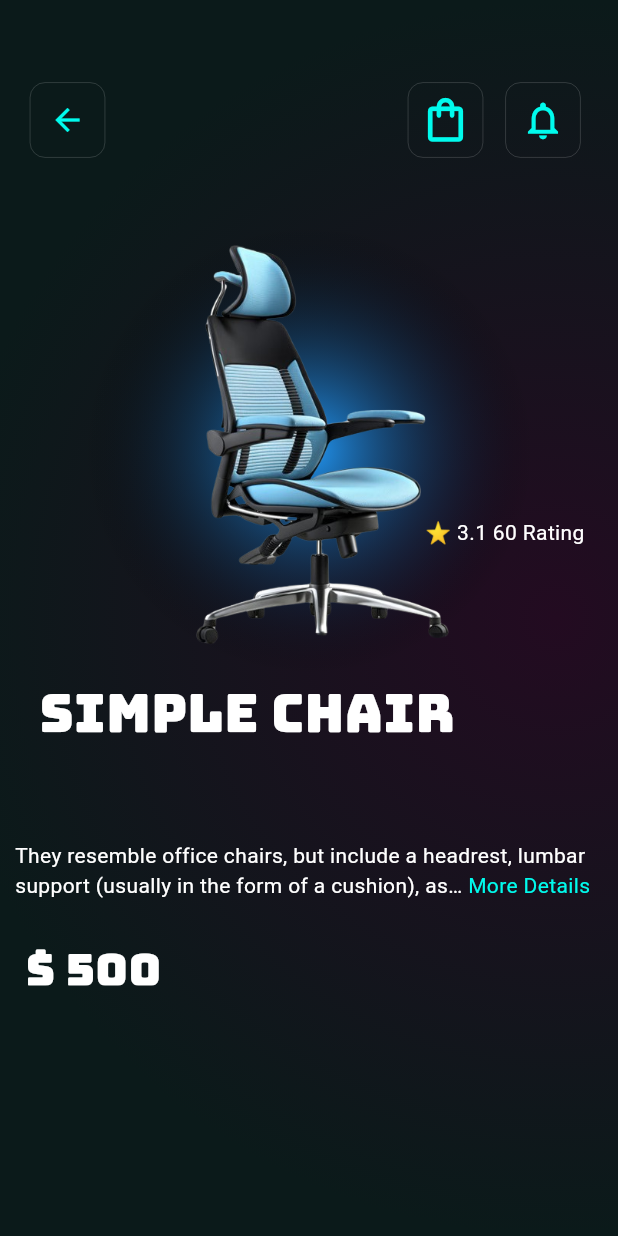
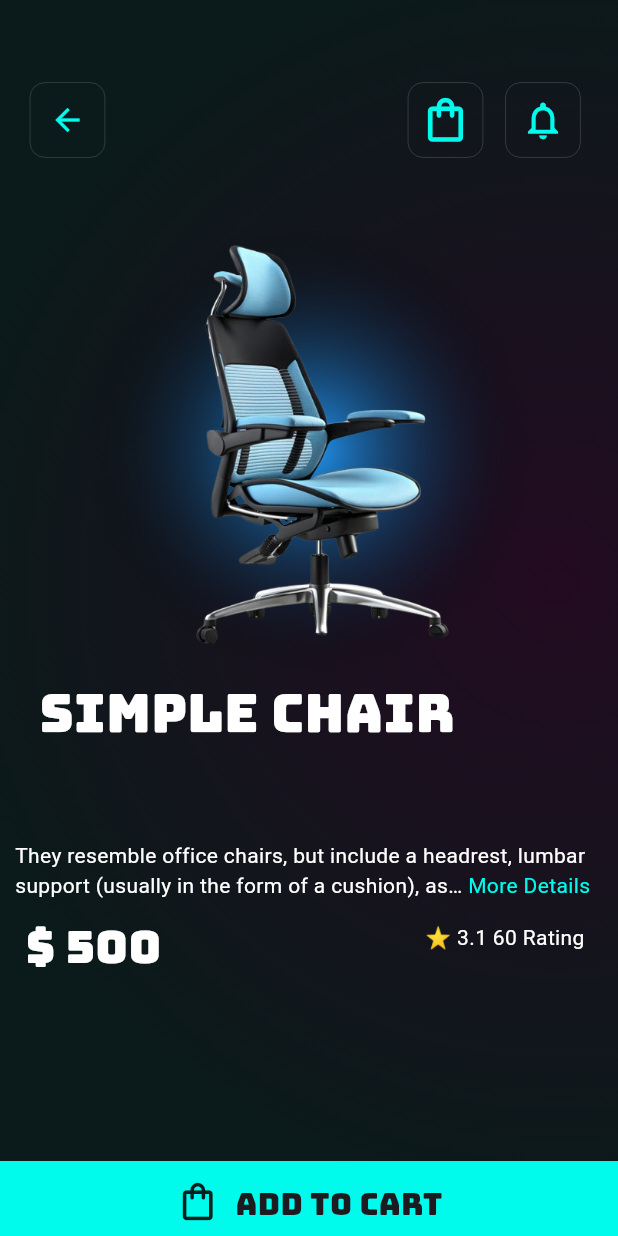
Before and after one commit to Prafulpatnecha/ecommerce_application, a Flutter app: the screen it shows after launch, after a tap on "Simple Chair", on a phone screen of 412 x 824 dp. Run offline on Flutter 3.47's test engine with Material 3 defaults, Android fonts, the phone set to English and light mode, and no system bars; drawn by our look-alikes of readmore; our stand-ins replace google_fonts.

Commit message:
18-04-24

```diff
--- a/lib/controller/controllerallfiles.dart
+++ b/lib/controller/controllerallfiles.dart
@@ -1,4 +1,5 @@
 import 'package:flutter/material.dart';
+import '../add_to_cart/cartdetails.dart';
 import '../display_screen/display_products.dart';
 import '../homepage/components/class_homepage/class_homepage_ui.dart';
 
@@ -10,11 +11,11 @@ class Ecommerce extends StatelessWidget {
     return MaterialApp(
       debugShowCheckedModeBanner: false,
       title: 'Akhilsir',
-      initialRoute: '/',
+      initialRoute: "/",
       routes: {
-        // '/':(context)=>
-        '/': (context) => HomePage(),
-        '/home':(context) => DisplayProductsLine(),
+        "/": (context) => HomePage(),
+        "/home":(context) => DisplayProductsLine(),
+        "/cartdetails":(context)=> CartPage(),
       },
     );
   }
--- a/lib/display_screen/display_products.dart
+++ b/lib/display_screen/display_products.dart
@@ -1,9 +1,16 @@
+import 'package:ecommerce_application/homepage/components/class_homepage/class_homepage_ui.dart';
 import 'package:ecommerce_application/homepage/components/class_homepage/rosandcoluman.dart';
+import 'package:ecommerce_application/homepage/components/listdatafind.dart';
 import 'package:ecommerce_application/homepage/util/colors.dart';
+import 'package:flutter/cupertino.dart';
+
+// import 'package:flutter/cupertino.dart';
 // import 'package:flutter/cupertino.dart';
 import 'package:flutter/material.dart';
+// import 'package:flutter/widgets.dart';
 
 import 'home/Components/container_display_products.dart';
+import 'home/Components/rowusing_display.dart';
 
 class DisplayProductsLine extends StatefulWidget {
   const DisplayProductsLine({super.key});
@@ -15,25 +22,47 @@ class DisplayProductsLine extends StatefulWidget {
 class _DisplayProductsLineState extends State<DisplayProductsLine> {
   @override
   Widget build(BuildContext context) {
-    return const MaterialApp(
-        debugShowCheckedModeBanner: false, home: ProductDisplayingData());
-  }
-}
-
-class ProductDisplayingData extends StatefulWidget {
-  const ProductDisplayingData({super.key});
-
-  @override
-  State<ProductDisplayingData> createState() => _ProductDisplayingDataState();
-}
-
-class _ProductDisplayingDataState extends State<ProductDisplayingData> {
-  @override
-  Widget build(BuildContext context) {
     double height1 = MediaQuery.of(context).size.height;
     double width1 = MediaQuery.of(context).size.width;
     return SafeArea(
       child: Scaffold(
+        bottomNavigationBar: GestureDetector(
+          onTap: () {
+            setState(() {
+              // (pagesbool==true)?productList[selectindex]['cartbool']==true:productList1[selectindex]['cartbool']==true
+              if (pagesbool == true) {
+                if (productList[selectindex]['cartbool'] == false) {
+                  cart.add(productList[selectindex]);
+                  productList[selectindex]['cartbool'] = true;
+                }
+              } else {
+                if (productList1[selectindex]['cartbool'] == false) {
+                  cart.add(productList1[selectindex]);
+                  productList1[selectindex]['cartbool'] = true;
+                }
+              }
+            });
+            if (pagesbool == true) {
+              if (productList[selectindex]['cartbool'] == false) {
+                cart.add(productList[selectindex]);
+                productList[selectindex]['cartbool'] = true;
+                print('Yes Done');
+              }
+            } else {
+              if (productList1[selectindex]['cartbool'] == false) {
+                cart.add(productList1[selectindex]);
+                productList1[selectindex]['cartbool'] = true;
+                print('Yes Done');
+              }
+            }
+          },
+          child: BottomAppBar(
+            //todo<<<<<<<<<<<<<<<<<<<<<<<<<<<<<<<<<[Navigationbar]<<<<<<<<<<<<<<<<<<<<<<<<<<<<<<<<<<<
+            color: menuColor,
+            height: 50,
+            child: bottomNavigationcart(),
+          ),
+        ),
         backgroundColor: backColor,
         body: Container(
           // height: height,
@@ -46,28 +75,51 @@ class _ProductDisplayingDataState extends State<ProductDisplayingData> {
               ],
               radius: 1,
               center: const Alignment(0.8, 0),
-          ),),
+            ),
+          ),
           child: Container(
             height: height1,
             width: width1,
             margin: const EdgeInsets.all(10),
             // color: Colors.orange,
-            child: SingleChildScrollView(
             child: Column(
               children: [
+                // GestureDetector(
+                //   onTap: () {
+                //     Navigator.of(context).pop('/');
+                //   },
+                //   child: Container(
+                //     color: Colors.orange,
+                //     height: 90,
+                //     width: 100,
+                //     child: const Icon(Icons.construction),
+                //   ),
+                // ),
                 rowBar(
                   firstbool: true,
                   iconselect: GestureDetector(
                     onTap: () {
-                           setState(() {
                         Navigator.of(context).pop();
-                           });
                     },
-                        child:Icon(
+                    child: Icon(
                       Icons.arrow_back_sharp,
                       color: menuColor,
                     ),
-                    ),),
+                  ),
+                  iconselect1: GestureDetector(
+                    onTap: () {
+                      // setState(() {
+                      //
+                      Navigator.of(context).pushNamed('/cartdetails');
+                      // });
+                    },
+                    child: Icon(
+                      Icons.shopping_bag_outlined,
+                      size: 35,
+                      color: menuColor,
+                    ),
+                  ),
+                ),
                 containerDisplayImageFull(),
                 containerDisplayTextFull(),
               ],
@@ -75,14 +127,27 @@ class _ProductDisplayingDataState extends State<ProductDisplayingData> {
           ),
         ),
       ),
-      ),
     );
   }
 }
-// GestureDetector(
-// onTap: () {
-// setState(() {
-// Navigator.of(context).pop();
-// });
-// },
-// child:
+// Stack(
+//   children: [
+//     Container(
+//       height: 20,
+//       width: double.infinity,
+//       decoration: const BoxDecoration(
+//         // color: Colors.white12,
+//         borderRadius: BorderRadius.only(topRight: Radius.circular(100),topLeft: Radius.circular(100)),
+//         boxShadow: [
+//           BoxShadow(
+//               color: Colors.cyanAccent,
+//               offset: Offset(0, 15),
+//               blurRadius: 50,
+//               blurStyle: BlurStyle.normal,
+//               spreadRadius: 1
+//           ),
+//         ],
+//       ),
+//     ),
+//   ],
+// ),
--- a/lib/display_screen/home/Components/container_display_products.dart
+++ b/lib/display_screen/home/Components/container_display_products.dart
@@ -1,11 +1,9 @@
 import 'package:ecommerce_application/homepage/components/class_homepage/class_homepage_ui.dart';
 import 'package:ecommerce_application/homepage/components/listdatafind.dart';
 import 'package:ecommerce_application/homepage/util/colors.dart';
-import 'package:flutter/cupertino.dart';
 
 // import 'package:flutter/cupertino.dart';
 import 'package:flutter/material.dart';
-import 'package:flutter/widgets.dart';
 
 // import 'package:flutter/widgets.dart';
 import 'package:google_fonts/google_fonts.dart';
@@ -37,7 +35,8 @@ Widget containerDisplayImageFull() {
 }
 
 Widget containerDisplayTextFull() {
-  return SingleChildScrollView(
+  return Expanded(
+    child: SingleChildScrollView(
       child: Column(
         children: [
           Row(
@@ -105,9 +104,23 @@ Widget containerDisplayTextFull() {
               ),
             ],
           ),
+          const SizedBox(height: 10,),
           Row(
-          mainAxisAlignment: MainAxisAlignment.end,
             children: [
+              Stack(
+                children: [
+                  SizedBox(
+                    height: 35,
+                    width: 130,
+                    // color: Colors.blue,
+                    child: Text(
+                      ' \$ ${(pagesbool==true)?productList[selectindex]['priceimage']:productList1[selectindex]['priceimage']}',
+                      style: GoogleFonts.bungee(color: Colors.white,fontSize: 30),
+                    ),
+                  ),
+                ],
+              ),
+              const Spacer(),
               Stack(
                 children: [
                   SizedBox(
@@ -116,24 +129,7 @@ Widget containerDisplayTextFull() {
                     // color: Colors.blue,
                     child: Text(
                       '   ${(pagesbool==true)?productList[selectindex]['rating']:productList1[selectindex]['rating']}',
-                    style: const TextStyle(color: Colors.white, height: -35),
-                  ),
-                ),
-              ],
-            ),
-          ],
-        ),
-        Row(
-          children: [
-            Stack(
-              children: [
-                SizedBox(
-                  height: 32,
-                  width: 160,
-                  // color: Colors.blue,
-                  child: Text(
-                    ' \$ ${(pagesbool==true)?productList[selectindex]['priceimage']:productList1[selectindex]['priceimage']}',
-                    style: GoogleFonts.bungee(color: Colors.white,fontSize: 30),
+                      style: const TextStyle(color: Colors.white,),
                     ),
                   ),
                 ],
@@ -142,5 +138,6 @@ Widget containerDisplayTextFull() {
           ),
         ],
       ),
+    ),
   );
 }
--- /dev/null
+++ b/lib/display_screen/home/Components/rowusing_display.dart
@@ -0,0 +1,14 @@
+import 'package:flutter/material.dart';
+import 'package:google_fonts/google_fonts.dart';
+
+Widget bottomNavigationcart()
+{
+  return Row(
+    mainAxisAlignment: MainAxisAlignment.center,
+    children: [
+      const Icon(Icons.shopping_bag_outlined,size: 30),
+      const SizedBox(width: 10,),
+      Text('ADD TO CART',style: GoogleFonts.bungee(textStyle: const TextStyle(fontSize: 20,height: 1.7),),),
+    ],
+  );
+}
--- a/lib/homepage/components/class_homepage/class_homepage_ui.dart
+++ b/lib/homepage/components/class_homepage/class_homepage_ui.dart
@@ -5,8 +5,6 @@ import 'package:flutter/material.dart';
 
 import '../listdatafind.dart';
 import 'containerdata.dart';
-
-
 
 class HomePage extends StatefulWidget {
   const HomePage({super.key});
@@ -43,13 +41,26 @@ class _HomePageState extends State<HomePage> {
             child: SingleChildScrollView(
               child: Column(
                 children: [
-                  rowBar(iconselect: GestureDetector(
+                  rowBar(
+                    iconselect: GestureDetector(
                       child: Icon(
                         Icons.sort,
                         size: 40,
                         color: menuColor,
                       ),
-                  ), firstbool: true,),
+                    ),
+                    firstbool: true,
+                    iconselect1: GestureDetector(
+                      onTap: () {
+                        Navigator.of(context).pushNamed('/cartdetails');
+                      },
+                      child: Icon(
+                        Icons.shopping_bag_outlined,
+                        size: 35,
+                        color: menuColor,
+                      ),
+                    ),
+                  ),
                   welcomeContainer(),
                   searchproducts(),
                   rowText(),
@@ -83,40 +94,54 @@ class _HomePageState extends State<HomePage> {
                         (index) => Row(
                           mainAxisAlignment: MainAxisAlignment.spaceEvenly,
                           children: [
-                            (index!=productList.length)?GestureDetector(
+                            (index != productList.length)
+                                ? GestureDetector(
                                     onTap: () {
                                       setState(() {
-                                  selectindex=index;
-                                  pagesbool=true;
+                                        selectindex = index;
+                                        pagesbool = true;
                                         // print('object');
                                       });
                                       Navigator.of(context).pushNamed('/home');
                                     },
                                     child: columnScreenChanges(
-                                textimage: productList[index]['textimage'],
-                                priceimage: productList[index]['priceimage'],
-                                iconimage: productList[index]['iconimage'],
-                                imageproduct: productList[index]['imageproduct'],
-                                colorback: productList[index]['colorback'],
+                                      textimage: productList[index]
+                                          ['textimage'],
+                                      priceimage: productList[index]
+                                          ['priceimage'],
+                                      iconimage: productList[index]
+                                          ['iconimage'],
+                                      imageproduct: productList[index]
+                                          ['imageproduct'],
+                                      colorback: productList[index]
+                                          ['colorback'],
                                     ),
-                            ):const Text(''),
-                            (index!=productList.length)?
-                            GestureDetector(
+                                  )
+                                : const Text(''),
+                            (index != productList.length)
+                                ? GestureDetector(
                                     onTap: () {
                                       setState(() {
-                                  selectindex=index;
-                                  pagesbool=false;
-                                  Navigator.of(context).pushNamed('/home');
+                                        selectindex = index;
+                                        pagesbool = false;
+                                        Navigator.of(context)
+                                            .pushNamed('/home');
                                       });
                                     },
                                     child: columnScreenChanges(
-                                textimage: productList1[index]['textimage'],
-                                priceimage: productList1[index]['priceimage'],
-                                iconimage: productList1[index]['iconimage'],
-                                imageproduct: productList1[index]['imageproduct'],
-                                colorback: productList1[index]['colorback'],
+                                      textimage: productList1[index]
+                                          ['textimage'],
+                                      priceimage: productList1[index]
+                                          ['priceimage'],
+                                      iconimage: productList1[index]
+                                          ['iconimage'],
+                                      imageproduct: productList1[index]
+                                          ['imageproduct'],
+                                      colorback: productList1[index]
+                                          ['colorback'],
                                     ),
-                            ):const Text(''),
+                                  )
+                                : const Text(''),
                           ],
                         ),
                       ),
@@ -131,4 +156,5 @@ class _HomePageState extends State<HomePage> {
     );
   }
 }
-bool pagesbool=true;
+
+bool pagesbool = true;
--- a/lib/homepage/components/class_homepage/rosandcoluman.dart
+++ b/lib/homepage/components/class_homepage/rosandcoluman.dart
@@ -1,11 +1,14 @@
+// import 'dart:js';
+
 import 'package:ecommerce_application/homepage/util/colors.dart';
+import 'package:flutter/cupertino.dart';
 import 'package:flutter/material.dart';
 import 'package:google_fonts/google_fonts.dart';
 
 // import '../listdatafind.dart';
 import 'containerdata.dart';
 
-Row rowBar({required GestureDetector iconselect,required bool firstbool}) {
+Row rowBar({required GestureDetector iconselect,required bool firstbool,required GestureDetector iconselect1}) {
   return Row(
     children: [
       Expanded(
@@ -25,13 +28,7 @@ Row rowBar({required GestureDetector iconselect,required bool firstbool}) {
               ):const Text(''),
               const Spacer(),
               containerIconPassing(
-                iconsfind: GestureDetector(
-                  child: Icon(
-                    Icons.shopping_bag_outlined,
-                    size: 35,
-                    color: menuColor,
-                  ),
-                ),
+                iconsfind: iconselect1,
               ),
               const SizedBox(
                 width: 15,
--- a/lib/homepage/components/listdatafind.dart
+++ b/lib/homepage/components/listdatafind.dart
@@ -4,6 +4,7 @@ import 'package:flutter/material.dart';
 
 List productList = [
   {
+    'cartbool':false,
     'iconimage':const Icon(Icons.add),
     'colorback':Colors.blue,
     'imageproduct': p1,
@@ -14,6 +15,7 @@ List productList = [
         'They resemble office chairs, but include a headrest, lumbar support (usually in the form of a cushion), as well as adjustable armrests. Platform gaming. Platform gaming chairs are popular among console gamers. This is because they are meant to rest on the floor and are efficient for television gaming.'
   },
   {
+    'cartbool':false,
     'iconimage':const Icon(Icons.add),
     'colorback':Colors.cyanAccent,
     'imageproduct': p2,
@@ -24,6 +26,7 @@ List productList = [
         'They resemble office chairs, but include a headrest, lumbar support (usually in the form of a cushion), as well as adjustable armrests. Platform gaming. Platform gaming chairs are popular among console gamers. This is because they are meant to rest on the floor and are efficient for television gaming.'
   },
   {
+    'cartbool':false,
     'iconimage':const Icon(Icons.add),
     'colorback':Colors.white,
     'imageproduct': p3,
@@ -34,6 +37,7 @@ List productList = [
         'They resemble office chairs, but include a headrest, lumbar support (usually in the form of a cushion), as well as adjustable armrests. Platform gaming. Platform gaming chairs are popular among console gamers. This is because they are meant to rest on the floor and are efficient for television gaming.'
   },
   {
+    'cartbool':false,
     'iconimage':const Icon(Icons.add),
     'colorback':Colors.white70,
     'imageproduct': p4,
@@ -44,6 +48,7 @@ List productList = [
         'They resemble office chairs, but include a headrest, lumbar support (usually in the form of a cushion), as well as adjustable armrests. Platform gaming. Platform gaming chairs are popular among console gamers. This is because they are meant to rest on the floor and are efficient for television gaming.'
   },
   {
+    'cartbool':false,
     'iconimage':const Icon(Icons.add),
     'colorback':Colors.lightBlue,
     'imageproduct': p5,
@@ -54,6 +59,7 @@ List productList = [
         'They resemble office chairs, but include a headrest, lumbar support (usually in the form of a cushion), as well as adjustable armrests. Platform gaming. Platform gaming chairs are popular among console gamers. This is because they are meant to rest on the floor and are efficient for television gaming.'
   },
   {
+    'cartbool':false,
     'iconimage':const Icon(Icons.add),
     'colorback':Colors.yellow,
     'imageproduct': p6,
@@ -64,6 +70,7 @@ List productList = [
         'They resemble office chairs, but include a headrest, lumbar support (usually in the form of a cushion), as well as adjustable armrests. Platform gaming. Platform gaming chairs are popular among console gamers. This is because they are meant to rest on the floor and are efficient for television gaming.'
   },
   {
+    'cartbool':false,
     'iconimage':const Icon(Icons.add),
     'colorback':Colors.yellow,
     'imageproduct': p7,
@@ -74,6 +81,7 @@ List productList = [
         'They resemble office chairs, but include a headrest, lumbar support (usually in the form of a cushion), as well as adjustable armrests. Platform gaming. Platform gaming chairs are popular among console gamers. This is because they are meant to rest on the floor and are efficient for television gaming.'
   },
   {
+    'cartbool':false,
     'iconimage':const Icon(Icons.add),
     'colorback':Colors.orangeAccent,
     'imageproduct': p8,
@@ -84,6 +92,7 @@ List productList = [
         'They resemble office chairs, but include a headrest, lumbar support (usually in the form of a cushion), as well as adjustable armrests. Platform gaming. Platform gaming chairs are popular among console gamers. This is because they are meant to rest on the floor and are efficient for television gaming.'
   },
   {
+    'cartbool':false,
   'iconimage':const Icon(Icons.add),
   'colorback':Colors.cyan,
   'imageproduct': p9,
@@ -96,6 +105,7 @@ List productList = [
 ];
 List productList1=[
 {
+  'cartbool':false,
 'iconimage':const Icon(Icons.add),
 'colorback':Colors.orangeAccent,
 'imageproduct': p10,
@@ -103,9 +113,10 @@ List productList1=[
 'priceimage': 5950,
 'rating': '⭐ 9.7 225 Rating',
 'description':
-'They resemble office chairs, but include a headrest, lumbar support (usually in the form of a cushion), as well as adjustable armrests. Platform gaming. Platform gaming chairs are popular among console gamers. This is because they are meant to rest on the floor and are efficient for television gaming.'
+'You definitely want a chair with a sturdy frame and quality material that will last, as well as a chair that adjusts to your needs.They resemble office chairs, but include a headrest, lumbar support (usually in the form of a cushion), as well as adjustable armrests. Platform gaming. Platform gaming chairs are popular among console gamers. This is because they are meant to rest on the floor and are efficient for television gaming.'
 },
 {
+  'cartbool':false,
 'iconimage':const Icon(Icons.add),
 'colorback':Colors.white,
 'imageproduct': p11,
@@ -116,6 +127,7 @@ List productList1=[
 'They resemble office chairs, but include a headrest, lumbar support (usually in the form of a cushion), as well as adjustable armrests. Platform gaming. Platform gaming chairs are popular among console gamers. This is because they are meant to rest on the floor and are efficient for television gaming.'
 },
 {
+  'cartbool':false,
 'iconimage':const Icon(Icons.add),
 'colorback':Colors.orangeAccent,
 'imageproduct': p12,
@@ -126,6 +138,7 @@ List productList1=[
 'They resemble office chairs, but include a headrest, lumbar support (usually in the form of a cushion), as well as adjustable armrests. Platform gaming. Platform gaming chairs are popular among console gamers. This is because they are meant to rest on the floor and are efficient for television gaming.'
 },
 {
+  'cartbool':false,
 'iconimage':const Icon(Icons.add),
 'colorback':Colors.black,
 'imageproduct': p13,
@@ -136,6 +149,7 @@ List productList1=[
 'They resemble office chairs, but include a headrest, lumbar support (usually in the form of a cushion), as well as adjustable armrests. Platform gaming. Platform gaming chairs are popular among console gamers. This is because they are meant to rest on the floor and are efficient for television gaming.'
 },
   {
+    'cartbool':false,
 'iconimage':const Icon(Icons.add),
 'colorback':Colors.cyanAccent,
 'imageproduct': p14,
@@ -146,6 +160,7 @@ List productList1=[
 'They resemble office chairs, but include a headrest, lumbar support (usually in the form of a cushion), as well as adjustable armrests. Platform gaming. Platform gaming chairs are popular among console gamers. This is because they are meant to rest on the floor and are efficient for television gaming.'
 },
 {
+  'cartbool':false,
 'iconimage':const Icon(Icons.add),
 'colorback':Colors.purple,
 'imageproduct': p15,
@@ -156,6 +171,7 @@ List productList1=[
 'They resemble office chairs, but include a headrest, lumbar support (usually in the form of a cushion), as well as adjustable armrests. Platform gaming. Platform gaming chairs are popular among console gamers. This is because they are meant to rest on the floor and are efficient for television gaming.'
 },
 {
+  'cartbool':false,
 'iconimage':const Icon(Icons.add),
 'colorback':Colors.orange,
 'imageproduct': p16,
@@ -166,6 +182,7 @@ List productList1=[
 'They resemble office chairs, but include a headrest, lumbar support (usually in the form of a cushion), as well as adjustable armrests. Platform gaming. Platform gaming chairs are popular among console gamers. This is because they are meant to rest on the floor and are efficient for television gaming.'
 },
 {
+  'cartbool':false,
 'iconimage':const Icon(Icons.add),
 'colorback':Colors.brown,
 'imageproduct': p17,
@@ -176,6 +193,7 @@ List productList1=[
 'They resemble office chairs, but include a headrest, lumbar support (usually in the form of a cushion), as well as adjustable armrests. Platform gaming. Platform gaming chairs are popular among console gamers. This is because they are meant to rest on the floor and are efficient for television gaming.'
 },
 {
+  'cartbool':false,
 'iconimage':const Icon(Icons.add),
 'colorback':Colors.white10,
 'imageproduct': p18,
@@ -193,3 +211,4 @@ List textListCategres = [
   'Study Room',
 ];
 int selectindex=0;
+List cart=[];
```
Also changed, not shown: lib/add_to_cart/cartdetails.dart (added, +68 -0 lines), 1 other file. Lines whose indentation alone changed are shown as unchanged.
